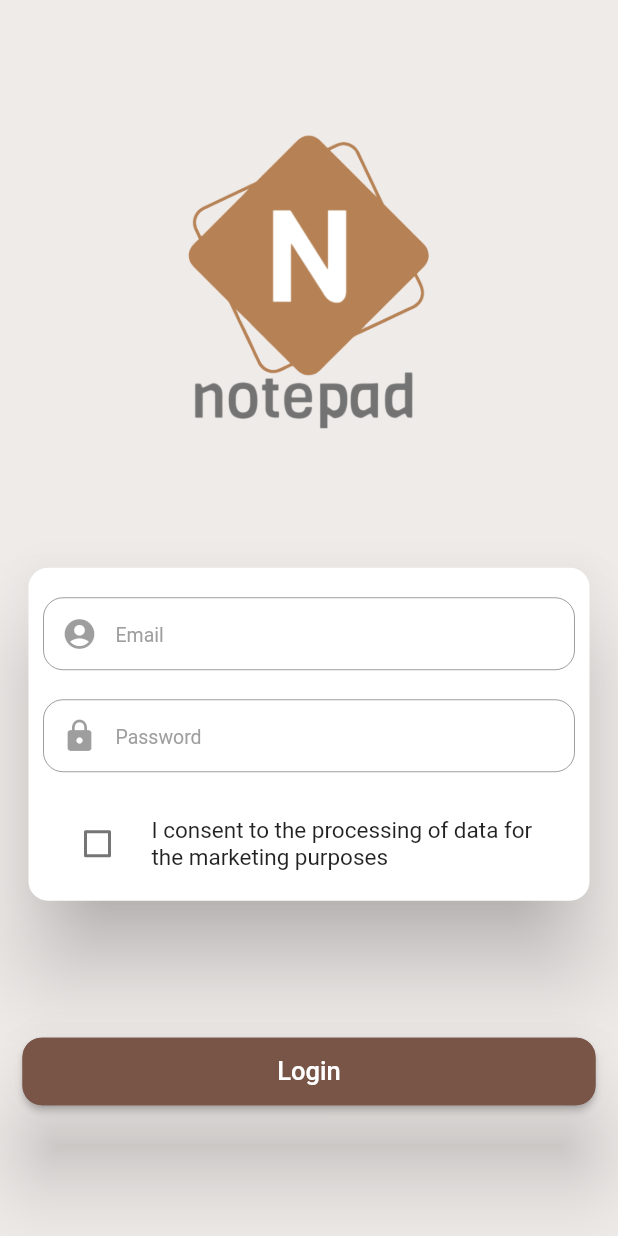
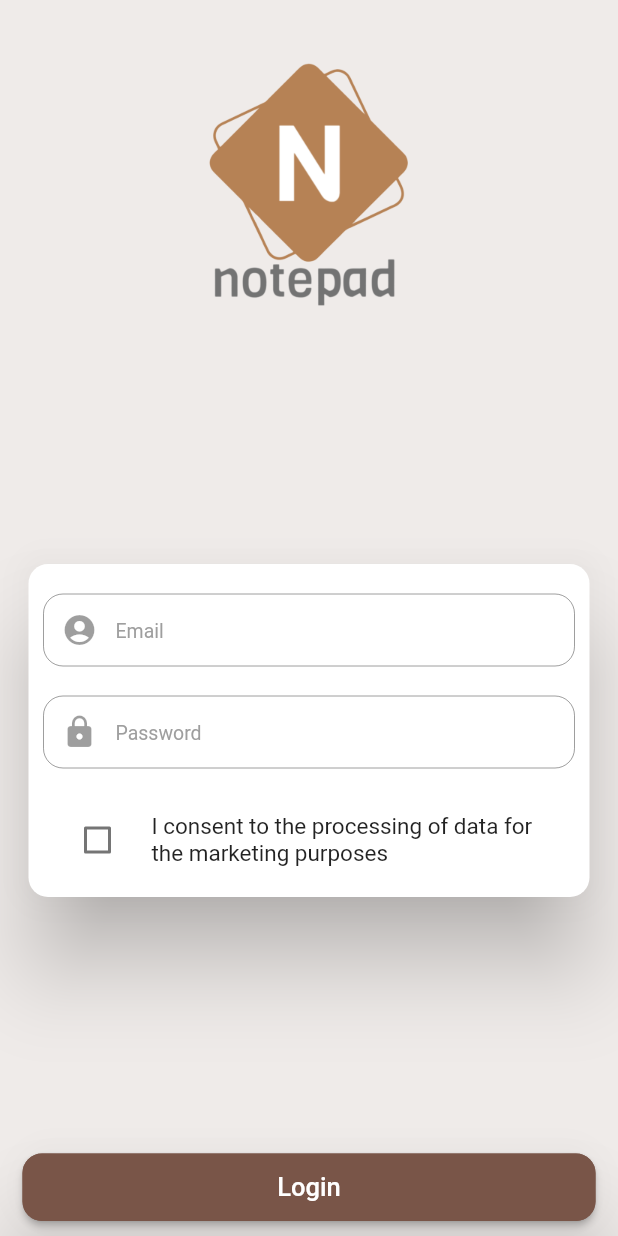
Before and after one commit to pawuload/flutter-notepad, a Flutter app: the screen it shows after launch, on a phone screen of 412 x 824 dp. Run offline on Flutter 3.47's test engine with Material 2 defaults, Android fonts, the phone set to English and light mode, and no system bars; our stand-ins replace animated_splash_screen, firebase_auth, firebase_core; accounts and stored records are empty.

Commit message:
created: home screen, sign in and sign up option

```diff
--- a/lib/common/constans/app_icons.dart
+++ b/lib/common/constans/app_icons.dart
@@ -1,5 +1,7 @@
-class AppIcons{
+import 'package:flutter/material.dart';
+
+class AppIcons {
   const AppIcons._();
 
-
+  static const logout = Icons.logout_outlined;
 }
--- a/lib/common/widgets/app_button.dart
+++ b/lib/common/widgets/app_button.dart
@@ -2,7 +2,7 @@ import 'package:flutter/material.dart';
 
 class AppButton extends StatelessWidget {
   final String title;
-  final onPressed;
+  final Function() onPressed;
 
   const AppButton({
     Key? key,
--- a/lib/common/widgets/app_textfield.dart
+++ b/lib/common/widgets/app_textfield.dart
@@ -2,10 +2,10 @@ import 'package:flutter/material.dart';
 
 class Field extends StatefulWidget {
   final String hintText;
+  final bool enabled;
+  final bool obscure;
   final icon;
   final inputType;
-  final bool enabled;
-  final bool obscure;
   final validator;
   final onSaved;
   final formKey;
--- a/lib/main.dart
+++ b/lib/main.dart
@@ -1,10 +1,11 @@
+import 'package:app/screens/home_screen/home_screen.dart';
 import 'package:app/screens/login_screen/auth_screen.dart';
 import 'package:flutter/material.dart';
 import 'package:firebase_core/firebase_core.dart';
+import 'package:firebase_auth/firebase_auth.dart';
 import 'package:animated_splash_screen/animated_splash_screen.dart';
 import 'common/constans/app_images.dart';
 import 'common/constans/app_color.dart';
-// import 'package:cloud_firestore/cloud_firestore.dart';
 
 void main() async {
   WidgetsFlutterBinding.ensureInitialized();
@@ -36,11 +37,20 @@ class MyHomePage extends StatelessWidget {
   @override
   Widget build(BuildContext context) {
     return MaterialApp(
+      debugShowCheckedModeBanner: false,
       title: 'notepad',
       theme: ThemeData(
         primarySwatch: Colors.brown,
       ),
-      home: const AuthScreen(),
+      home: StreamBuilder<dynamic>(
+        stream: FirebaseAuth.instance.authStateChanges(),
+        builder: (ctx, userSnapshot) {
+          if (userSnapshot.hasData) {
+            return const HomeScreen();
+          }
+          return const AuthScreen();
+        },
+      ),
     );
   }
 }
--- a/lib/screens/login_screen/auth_screen.dart
+++ b/lib/screens/login_screen/auth_screen.dart
@@ -1,17 +1,15 @@
 import 'package:flutter/material.dart';
+import 'package:firebase_auth/firebase_auth.dart';
 import 'package:app/common/constans/app_images.dart';
-import './widgets/auth_form.dart';
-import './widgets/auth_submit.dart';
 import '../../common/widgets/app_button.dart';
-import 'package:firebase_auth/firebase_auth.dart';
+import '../../common/widgets/app_textfield.dart';
+
+String userEmail = '';
+String userPassword = '';
 
 class AuthScreen extends StatefulWidget {
   const AuthScreen({Key? key}) : super(key: key);
 
-  // void onPressed() {
-  //   isButtonActive ? submit : null;
-  //   FocusScope.of(context).unfocus();
-  // }
   @override
   State<AuthScreen> createState() => _AuthScreenState();
 }
@@ -19,11 +17,42 @@ class AuthScreen extends StatefulWidget {
 class _AuthScreenState extends State<AuthScreen> {
   final _auth = FirebaseAuth.instance;
 
-  void _submitAuthForm(
-    String email,
-    String password,
-  ) {
-    _auth.signInWithEmailAndPassword(email: email, password: password);
+  void _submitAuthForm() async {
+    UserCredential userCredential;
+    try {
+      userCredential = await _auth.signInWithEmailAndPassword(
+        email: userEmail.trim(),
+        password: userPassword,
+      );
+    } on FirebaseAuthException catch (e) {
+      userCredential = await _auth.createUserWithEmailAndPassword(
+        email: userEmail.trim(),
+        password: userPassword,
+      );
+    }
+  }
+
+  bool value = false;
+  bool isChecked = true;
+  bool isButtonActive = true;
+
+  final emailKey = GlobalKey<FormState>();
+  final passwordKey = GlobalKey<FormState>();
+
+  void submit() {
+    final isEmailValid = emailKey.currentState!.validate();
+    final isPasswordValid = passwordKey.currentState!.validate();
+    FocusScope.of(context).unfocus();
+
+    final isValid = isEmailValid && isPasswordValid;
+    if (isValid) {
+      emailKey.currentState!.save();
+      passwordKey.currentState!.save();
+    }
+
+    if (isButtonActive && isValid) {
+      _submitAuthForm();
+    }
   }
 
   @override
@@ -31,22 +60,117 @@ class _AuthScreenState extends State<AuthScreen> {
     return Scaffold(
       backgroundColor: Theme.of(context).secondaryHeaderColor,
       body: Column(
-        mainAxisAlignment: MainAxisAlignment.spaceEvenly,
+        mainAxisAlignment: MainAxisAlignment.spaceBetween,
         children: <Widget>[
-          SizedBox(
-            height: 200,
+          Container(
+            margin: const EdgeInsets.only(top: 40),
+            height: 165,
             child: Hero(
               tag: 'logo',
               child: Image.asset(AppImages.logo),
             ),
           ),
-          AuthForm(_submitAuthForm),
-          const AppButton(
-            title: 'Login',
-            onPressed: submit,
+          Center(
+            child: Container(
+              padding: const EdgeInsets.symmetric(horizontal: 15),
+              child: Card(
+                elevation: 25,
+                shape: RoundedRectangleBorder(
+                  borderRadius: BorderRadius.circular(13),
+                ),
+                child: SingleChildScrollView(
+                  padding:
+                      const EdgeInsets.symmetric(vertical: 10, horizontal: 10),
+                  child: Column(
+                    mainAxisSize: MainAxisSize.min,
+                    children: <Widget>[
+                      _buildForm(
+                        value,
+                        emailKey,
+                        passwordKey,
+                      ),
+                      Padding(
+                        padding: const EdgeInsets.only(top: 10),
+                        child: CheckboxListTile(
+                          value: value,
+                          onChanged: (value) {
+                            setState(() {
+                              this.value = value!;
+                              isChecked = value;
+                              isButtonActive = value;
+                            });
+                          },
+                          title: const Text(
+                            'I consent to the processing of data for the marketing purposes',
+                            style: TextStyle(fontSize: 15),
+                          ),
+                          controlAffinity: ListTileControlAffinity.leading,
+                        ),
+                      ),
+                    ],
+                  ),
+                ),
+              ),
+            ),
+          ),
+          Container(
+            padding: const EdgeInsets.only(bottom: 10),
+            child: AppButton(
+              title: 'Login',
+              onPressed: submit,
+            ),
           ),
         ],
       ),
     );
   }
 }
+
+Column _buildForm(
+  value,
+  emailKey,
+  passwordKey,
+) {
+  return Column(
+    children: [
+      Form(
+        key: emailKey,
+        child: Field(
+          hintText: 'Email',
+          icon: const Icon(Icons.account_circle),
+          enabled: value,
+          inputType: TextInputType.emailAddress,
+          obscure: false,
+          onSaved: (val) {
+            userEmail = val;
+          },
+          validator: (input) {
+            if (input == null || !input.contains('@')) {
+              return 'Please enter a valid email address.';
+            }
+            return null;
+          },
+        ),
+      ),
+      Form(
+        key: passwordKey,
+        child: Field(
+          hintText: 'Password',
+          icon: const Icon(Icons.lock),
+          enabled: value,
+          inputType: TextInputType.visiblePassword,
+          obscure: true,
+          onSaved: (val) {
+            userPassword = val;
+          },
+          validator: (input) {
+            if (input == null || input.length < 7) {
+              return 'Password must be at least 7 characters long';
+            }
+            return null;
+          },
+        ),
+      ),
+    ],
+  );
+}
--- a/lib/screens/login_screen/widgets/auth_form.dart
+++ b/lib/screens/login_screen/widgets/auth_form.dart
@@ -1,112 +1,116 @@
-import 'package:flutter/material.dart';
-import '../../../common/widgets/app_textfield.dart';
-import 'auth_submit.dart';
-
-class AuthForm extends StatefulWidget {
-  // const AuthForm({Key? key}) : super(key: key);
-  AuthForm(this.addUser);
-
-  final void Function(
-    String email,
-    String password,
-  ) addUser;
-
-  @override
-  State<AuthForm> createState() => _AuthFormState();
-}
-
-class _AuthFormState extends State<AuthForm> {
-  bool value = false;
-
-  @override
-  Widget build(BuildContext context) {
-    return Center(
-      child: Container(
-        padding: const EdgeInsets.symmetric(horizontal: 15),
-        child: Card(
-          elevation: 25,
-          shape: RoundedRectangleBorder(
-            borderRadius: BorderRadius.circular(13),
-          ),
-          child: SingleChildScrollView(
-            padding: const EdgeInsets.symmetric(vertical: 10, horizontal: 10),
-            child: Column(
-              mainAxisSize: MainAxisSize.min,
-              children: <Widget>[
-                _buildForm(
-                    value, emailKey, passwordKey, userEmail, userPassword),
-                Padding(
-                  padding: const EdgeInsets.only(top: 10),
-                  child: CheckboxListTile(
-                    value: value,
-                    onChanged: (value) {
-                      setState(() {
-                        this.value = value!;
-                        isChecked = value;
-                        isButtonActive = value;
-                      });
-                    },
-                    title: const Text(
-                      'I consent to the processing of data for the marketing purposes',
-                      style: TextStyle(fontSize: 15),
-                    ),
-                    controlAffinity: ListTileControlAffinity.leading,
-                  ),
-                ),
-                // AppButton(
-                //   title: 'Login',
-                //   onPressed: isButtonActive ? submit : null,
-                // )
-              ],
-            ),
-          ),
-        ),
-      ),
-    );
-  }
-}
-
-Column _buildForm(bool value, emailKey, passwordKey, email, password) {
-  return Column(
-    children: [
-      Form(
-        key: emailKey,
-        child: Field(
-          hintText: 'Email',
-          icon: const Icon(Icons.account_circle),
-          enabled: value,
-          inputType: TextInputType.emailAddress,
-          obscure: false,
-          onSaved: (val) {
-            userEmail = val;
-          },
-          validator: (input) {
-            if (input == null || !input.contains('@')) {
-              return 'Please enter a valid email address.';
-            }
-            return null;
-          },
-        ),
-      ),
-      Form(
-        key: passwordKey,
-        child: Field(
-          hintText: 'Password',
-          icon: const Icon(Icons.lock),
-          enabled: value,
-          inputType: TextInputType.visiblePassword,
-          obscure: true,
-          onSaved: (val) {
-            userPassword = val;
-          },
-          validator: (input) {
-            if (input == null || input.length < 7) {
-              return 'Password must be at least 7 characters long';
-            }
-            return null;
-          },
-        ),
-      ),
-    ],
-  );
-}
+// import 'package:flutter/material.dart';
+// import '../../../common/widgets/app_textfield.dart';
+//
+// class AuthForm extends StatefulWidget {
+//   const AuthForm({
+//     Key? key,
+//     required this.value,
+//     required this.emailKey,
+//     required this.passwordKey,
+//     required this.userEmail,
+//     required this.userPassword,
+//     required this.isChecked,
+//     required this.isButtonActive,
+//   }) : super(key: key);
+//
+//   final bool value;
+//   final emailKey;
+//   final passwordKey;
+//   final String userEmail;
+//   final String userPassword;
+//   final bool isChecked;
+//   final bool isButtonActive;
+//
+//   @override
+//   State<AuthForm> createState() => _AuthFormState();
+// }
+//
+// class _AuthFormState extends State<AuthForm> {
+//   @override
+//   Widget build(BuildContext context) {
+//     return Center(
+//       child: Container(
+//         padding: const EdgeInsets.symmetric(horizontal: 15),
+//         child: Card(
+//           elevation: 25,
+//           shape: RoundedRectangleBorder(
+//             borderRadius: BorderRadius.circular(13),
+//           ),
+//           child: SingleChildScrollView(
+//             padding: const EdgeInsets.symmetric(vertical: 10, horizontal: 10),
+//             child: Column(
+//               mainAxisSize: MainAxisSize.min,
+//               children: <Widget>[
+//                 _buildForm(widget.value, widget.emailKey, widget.passwordKey,
+//                     widget.userEmail, widget.userPassword),
+//                 Padding(
+//                   padding: const EdgeInsets.only(top: 10),
+//                   child: CheckboxListTile(
+//                     value: widget.value,
+//                     onChanged: (value) {
+//                       setState(() {
+//                         this.value = value!;
+//                         isChecked = value;
+//                         isButtonActive = value;
+//                       });
+//                     },
+//                     title: const Text(
+//                       'I consent to the processing of data for the marketing purposes',
+//                       style: TextStyle(fontSize: 15),
+//                     ),
+//                     controlAffinity: ListTileControlAffinity.leading,
+//                   ),
+//                 ),
+//               ],
+//             ),
+//           ),
+//         ),
+//       ),
+//     );
+//   }
+// }
+//
+// Column _buildForm(value, emailKey, passwordKey, email, password) {
+//   return Column(
+//     children: [
+//       Form(
+//         key: emailKey,
+//         child: Field(
+//           hintText: 'Email',
+//           icon: const Icon(Icons.account_circle),
+//           enabled: value,
+//           inputType: TextInputType.emailAddress,
+//           obscure: false,
+//           onSaved: (val) {
+//             email = val;
+//           },
+//           validator: (input) {
+//             if (input == null || !input.contains('@')) {
+//               return 'Please enter a valid email address.';
+//             }
+//             return null;
+//           },
+//         ),
+//       ),
+//       Form(
+//         key: passwordKey,
+//         child: Field(
+//           hintText: 'Password',
+//           icon: const Icon(Icons.lock),
+//           enabled: value,
+//           inputType: TextInputType.visiblePassword,
+//           obscure: true,
+//           onSaved: (val) {
+//             password = val;
+//           },
+//           validator: (input) {
+//             if (input == null || input.length < 7) {
+//               return 'Password must be at least 7 characters long';
+//             }
+//             return null;
+//           },
+//         ),
+//       ),
+//     ],
+//   );
+// }
--- a/lib/screens/login_screen/widgets/auth_submit.dart
+++ b/lib/screens/login_screen/widgets/auth_submit.dart
@@ -1,25 +1,31 @@
-import 'package:flutter/material.dart';
-import 'auth_form.dart';
-
-String userEmail = '';
-String userPassword = '';
-
-bool isChecked = true;
-bool isButtonActive = false;
-
-final emailKey = GlobalKey<FormState>();
-final passwordKey = GlobalKey<FormState>();
-
-void submit() {
-  final isEmailValid = emailKey.currentState!.validate();
-  final isPasswordValid = passwordKey.currentState!.validate();
-
-  if (isEmailValid) {
-    emailKey.currentState!.save();
-
-  }
-  if (isPasswordValid) {
-    passwordKey.currentState!.save();
-
-  }
-}
+// import 'package:flutter/material.dart';
+//
+// String userEmail = '';
+// String userPassword = '';
+//
+// bool isChecked = true;
+// bool isButtonActive = false;
+//
+// final emailKey = GlobalKey<FormState>();
+// final passwordKey = GlobalKey<FormState>();
+//
+// void submit() {
+//   final isEmailValid = emailKey.currentState!.validate();
+//   final isPasswordValid = passwordKey.currentState!.validate();
+//   // FocusScope.of(context).unfocus();
+//
+//   final isValid = isEmailValid && isPasswordValid;
+//   if (isValid) {
+//     emailKey.currentState!.save();
+//     passwordKey.currentState!.save();
+//     print(userEmail);
+//     print(userPassword);
+//   }
+//
+//   // if(isButtonActive && isValid){
+//   //   Navigator.push(
+//   //     context,
+//   //     MaterialPageRoute(builder: (context) => const HomeScreen()),
+//   //   );
+//   }
+// // }
```
Also changed, not shown: lib/screens/home_screen/home_screen.dart (added, +75 -0 lines), lib/screens/home_screen/widgets/home_card.dart (added, +58 -0 lines), lib/screens/splash_screen/splash_screen.dart (deleted, +0 -35 lines), pubspec.yaml (+10 -1 lines), assets/images/launcehr_icon.png (added), pubspec.lock, 6 other files.
